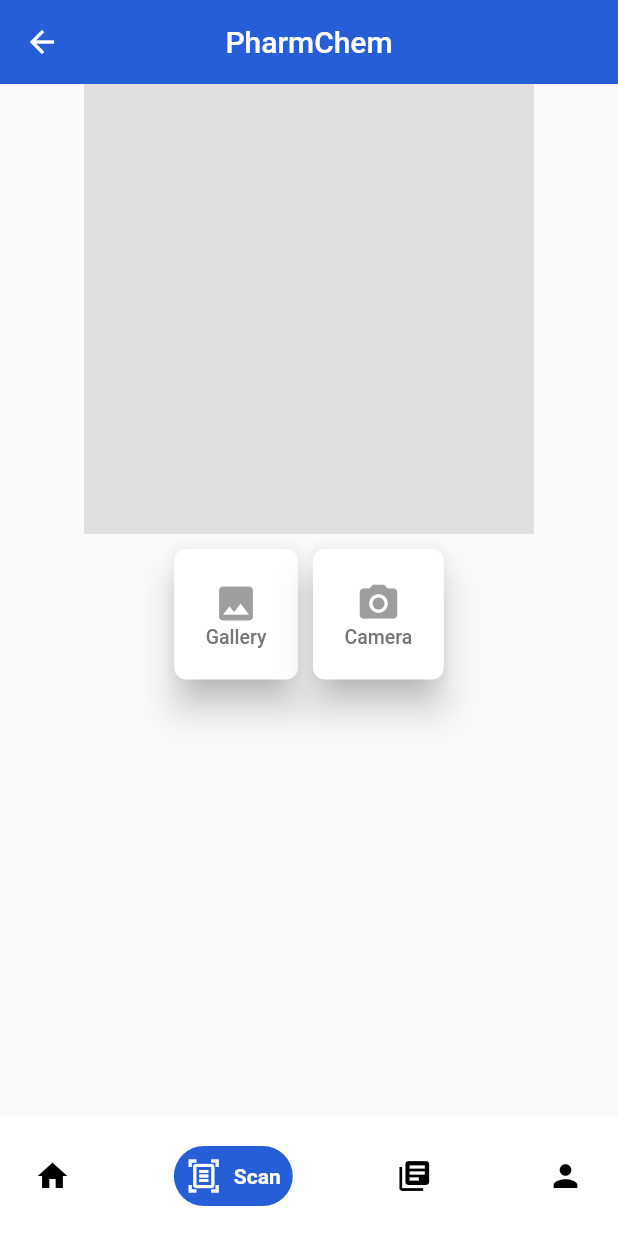
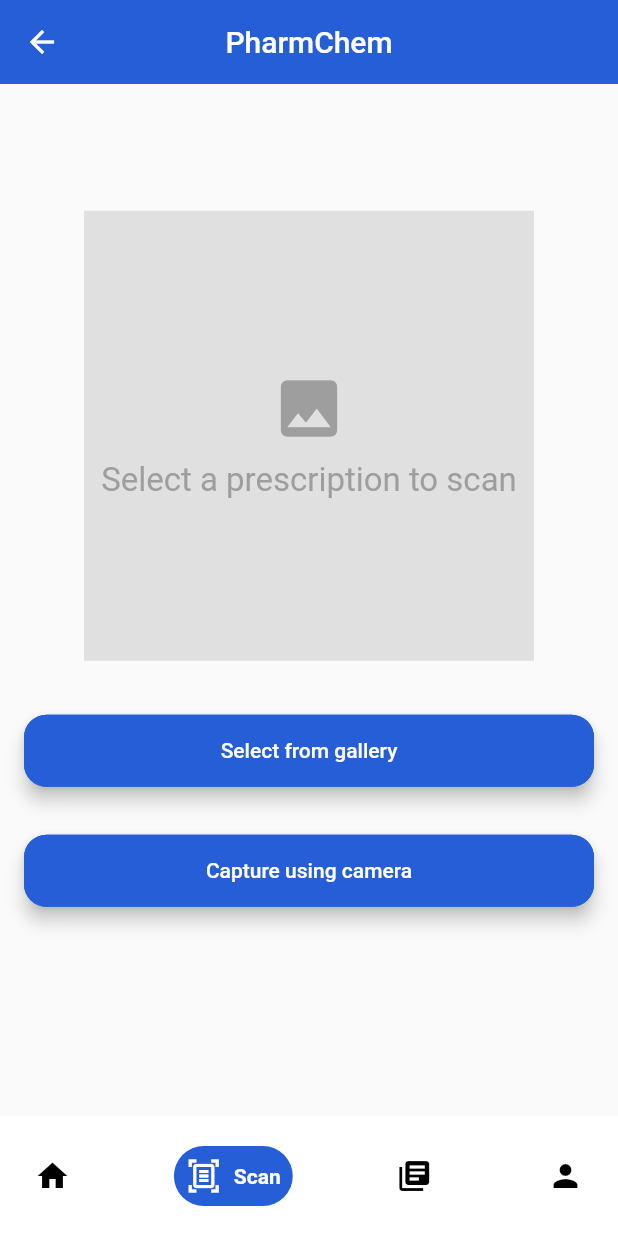
Before and after one commit to shubhamsinh/pharmchem, a Flutter app: the HomeScreen screen opened directly, item 2 of the bottom bar chosen, on a phone screen of 412 x 824 dp. Run offline on Flutter 3.47's test engine with Material 2 defaults, Android fonts, the phone set to English and light mode, and no system bars; drawn by our look-alikes of google_nav_bar; our stand-ins replace flutter_svg, image_picker.

Commit message:
before cropping

```diff
--- a/lib/home_screen.dart
+++ b/lib/home_screen.dart
@@ -33,12 +33,22 @@ class _HomeScreenState extends State<HomeScreen> {
   bool textScanning = false;
   XFile? imageFile;
   String scannedText = '';
-  late TextEditingController base64;
-  final picker = ImagePicker();
-  late File PickedFile;
-  String img = '';
 
-  Future sendImage() async {
+  void getImage(ImageSource source) async {
+    try {
+      final PickedFile = await ImagePicker().pickImage(source: source);
+      if (PickedFile != null) {
+        final bytes = Io.File(PickedFile.path).readAsBytesSync();
+        String img64 = base64Encode(bytes);
+        print(img64);
+        sendImage(img64);
+      } else {}
+    } catch (e) {
+      print("no files selected");
+    }
+  }
+
+  Future sendImage(String img) async {
     var url = Uri.parse("http://172.16.6.212:8000/getImage");
     var strImg = img;
     var data = {
@@ -127,8 +137,10 @@ class _HomeScreenState extends State<HomeScreen> {
             )
           : isScan
               ? Visibility(
+                  child: Center(
                     child: Column(
                       crossAxisAlignment: CrossAxisAlignment.center,
+                      mainAxisAlignment: MainAxisAlignment.center,
                       children: [
                         if (textScanning) const CircularProgressIndicator(),
                         if (!textScanning && imageFile == null)
@@ -136,106 +148,195 @@ class _HomeScreenState extends State<HomeScreen> {
                             width: 300,
                             height: 300,
                             color: Colors.grey[300]!,
-                        ),
-                      if (imageFile != null)
-                        Image.file(Io.File(imageFile!.path)),
-                      Row(
+                            child: Column(
                               mainAxisAlignment: MainAxisAlignment.center,
-                        children: [
-                          Container(
-                            margin: const EdgeInsets.symmetric(horizontal: 5),
-                            padding: const EdgeInsets.only(top: 10),
-                            child: ElevatedButton(
-                              style: ElevatedButton.styleFrom(
-                                primary: Colors.white,
-                                onPrimary: Colors.grey,
-                                shadowColor: Colors.grey[400],
-                                elevation: 10,
-                                shape: RoundedRectangleBorder(
-                                    borderRadius: BorderRadius.circular(8.0)),
-                              ),
-                              onPressed: () async {
-                                // final PickedFile = await picker.getImage(
-                                //     source: ImageSource.gallery);
-                                final PickedFile = await ImagePicker()
-                                    .pickImage(source: ImageSource.gallery);
-                                setState(() {
-                                  if (PickedFile != null) {
-                                    // base64.text = ImageUtils.fileToBase64(
-                                    //     Io.File(PickedFile.path));
-                                    final bytes = Io.File(PickedFile.path)
-                                        .readAsBytesSync();
-                                    String img64 = base64Encode(bytes);
-                                    sendImage();
-                                    img = img64;
-                                    print(img64);
-                                    print(img64.length);
-
-                                    // print(base64.text);
-                                  } else {
-                                    print("No images selected");
-                                  }
-                                });
-                                // getImage(ImageSource.gallery);
-                              },
-                              child: Container(
-                                margin: const EdgeInsets.symmetric(
-                                    vertical: 5, horizontal: 5),
-                                child: Column(
-                                  mainAxisSize: MainAxisSize.min,
                               children: [
                                 Icon(
                                   Icons.image,
-                                      size: 30,
+                                  size: 50,
+                                  color: Colors.grey,
+                                ),
+                                SizedBox(
+                                  height: 10,
                                 ),
                                 Text(
-                                      "Gallery",
+                                  "Select a prescription to scan",
                                   style: TextStyle(
-                                          fontSize: 13,
-                                          color: Colors.grey[600]),
+                                      fontSize: 22, color: Colors.grey),
                                 )
                               ],
                             ),
                           ),
+                        if (imageFile != null)
+                          Image.file(Io.File(imageFile!.path)),
+                        Column(
+                          mainAxisAlignment: MainAxisAlignment.center,
+                          children: [
+                            SizedBox(
+                              height: 20,
+                            ),
+                            Padding(
+                              padding: const EdgeInsets.symmetric(
+                                  vertical: defaultPadding,
+                                  horizontal: defaultPadding),
+                              child: SizedBox(
+                                width: double.infinity,
+                                child: ElevatedButton(
+                                  onPressed: () {
+                                    getImage(ImageSource.gallery);
+                                  },
+                                  // onPressed: () async {
+                                  //   // final PickedFile = await picker.getImage(
+                                  //   //     source: ImageSource.gallery);
+                                  //   final PickedFile = await ImagePicker()
+                                  //       .pickImage(source: ImageSource.gallery);
+                                  //   setState(() {
+                                  //     if (PickedFile != null) {
+                                  //       final bytes = Io.File(PickedFile.path)
+                                  //           .readAsBytesSync();
+                                  //       String img64 = base64Encode(bytes);
+                                  //       sendImage();
+                                  //       img = img64;
+                                  //       print(img64);
+                                  //       print(img64.length);
+
+                                  //       // print(base64.text);
+                                  //     } else {
+                                  //       print("No images selected");
+                                  //     }
+                                  //   });
+                                  //   // getImage(ImageSource.gallery);
+                                  // },
+                                  style: TextButton.styleFrom(
+                                    // backgroundColor: Color(0xFF6CD8D1),
+                                    elevation: 5,
+                                    backgroundColor: primaryColor,
+                                    shape: RoundedRectangleBorder(
+                                      borderRadius: BorderRadius.circular(15),
+                                      side: BorderSide(color: primaryColor),
                                     ),
                                   ),
-                          Container(
-                            margin: const EdgeInsets.symmetric(horizontal: 5),
-                            padding: const EdgeInsets.only(top: 10),
-                            child: ElevatedButton(
-                              style: ElevatedButton.styleFrom(
-                                primary: Colors.white,
-                                onPrimary: Colors.grey,
-                                shadowColor: Colors.grey[400],
-                                elevation: 10,
-                                shape: RoundedRectangleBorder(
-                                    borderRadius: BorderRadius.circular(8.0)),
-                              ),
-                              onPressed: () {
-                                // getImage();
-                                // getImage(ImageSource.camera);
-                              },
-                              child: Container(
-                                margin: const EdgeInsets.symmetric(
-                                    vertical: 5, horizontal: 5),
-                                child: Column(
-                                  mainAxisSize: MainAxisSize.min,
-                                  children: [
-                                    Icon(
-                                      Icons.camera_alt,
-                                      size: 30,
-                                    ),
-                                    Text(
-                                      "Camera",
-                                      style: TextStyle(
-                                          fontSize: 13,
-                                          color: Colors.grey[600]),
-                                    )
-                                  ],
+                                  child: Text("Select from gallery"),
                                 ),
                               ),
                             ),
+                            Padding(
+                              padding: const EdgeInsets.symmetric(
+                                  vertical: defaultPadding,
+                                  horizontal: defaultPadding),
+                              child: SizedBox(
+                                width: double.infinity,
+                                child: ElevatedButton(
+                                  onPressed: () {
+                                    getImage(ImageSource.camera);
+                                  },
+                                  style: TextButton.styleFrom(
+                                    // backgroundColor: Color(0xFF6CD8D1),
+                                    elevation: 5,
+                                    backgroundColor: primaryColor,
+                                    shape: RoundedRectangleBorder(
+                                      borderRadius: BorderRadius.circular(15),
+                                      side: BorderSide(color: primaryColor),
                                     ),
+                                  ),
+                                  child: Text("Capture using camera"),
+                                ),
+                              ),
+                            ),
+                            // Container(
+                            //   margin: const EdgeInsets.symmetric(horizontal: 5),
+                            //   padding: const EdgeInsets.only(top: 20),
+                            //   child: ElevatedButton(
+                            //     style: ElevatedButton.styleFrom(
+                            //       primary: Colors.white,
+                            //       onPrimary: Colors.grey,
+                            //       shadowColor: Colors.grey[400],
+                            //       elevation: 10,
+                            //       shape: RoundedRectangleBorder(
+                            //           borderRadius: BorderRadius.circular(8.0)),
+                            //     ),
+                            //     onPressed: () async {
+                            //       // final PickedFile = await picker.getImage(
+                            //       //     source: ImageSource.gallery);
+                            //       final PickedFile = await ImagePicker()
+                            //           .pickImage(source: ImageSource.gallery);
+                            //       setState(() {
+                            //         if (PickedFile != null) {
+                            //           // base64.text = ImageUtils.fileToBase64(
+                            //           //     Io.File(PickedFile.path));
+                            //           final bytes = Io.File(PickedFile.path)
+                            //               .readAsBytesSync();
+                            //           String img64 = base64Encode(bytes);
+                            //           sendImage();
+                            //           img = img64;
+                            //           print(img64);
+                            //           print(img64.length);
+
+                            //           // print(base64.text);
+                            //         } else {
+                            //           print("No images selected");
+                            //         }
+                            //       });
+                            //       // getImage(ImageSource.gallery);
+                            //     },
+                            //     child: Container(
+                            //       margin: const EdgeInsets.symmetric(
+                            //           vertical: 1, horizontal: 120),
+                            //       child: Column(
+                            //         mainAxisSize: MainAxisSize.min,
+                            //         children: [
+                            //           Icon(
+                            //             Icons.image,
+                            //             size: 30,
+                            //           ),
+                            //           Text(
+                            //             "Gallery",
+                            //             style: TextStyle(
+                            //                 fontSize: 13,
+                            //                 color: Colors.grey[600]),
+                            //           )
+                            //         ],
+                            //       ),
+                            //     ),
+                            //   ),
+                            // ),
+                            // Container(
+                            //   margin: const EdgeInsets.symmetric(horizontal: 5),
+                            //   padding: const EdgeInsets.only(top: 10),
+                            //   child: ElevatedButton(
+                            //     style: ElevatedButton.styleFrom(
+                            //       primary: Colors.white,
+                            //       onPrimary: Colors.grey,
+                            //       shadowColor: Colors.grey[400],
+                            //       elevation: 10,
+                            //       shape: RoundedRectangleBorder(
+                            //           borderRadius: BorderRadius.circular(8.0)),
+                            //     ),
+                            //     onPressed: () {
+                            //       // getImage();
+                            //       // getImage(ImageSource.camera);
+                            //     },
+                            //     child: Container(
+                            //       margin: const EdgeInsets.symmetric(
+                            //           vertical: 5, horizontal: 5),
+                            //       child: Column(
+                            //         mainAxisSize: MainAxisSize.min,
+                            //         children: [
+                            //           Icon(
+                            //             Icons.camera_alt,
+                            //             size: 30,
+                            //           ),
+                            //           Text(
+                            //             "Camera",
+                            //             style: TextStyle(
+                            //                 fontSize: 13,
+                            //                 color: Colors.grey[600]),
+                            //           )
+                            //         ],
+                            //       ),
+                            //     ),
+                            //   ),
+                            // ),
                           ],
                         ),
                         const SizedBox(
@@ -248,6 +349,7 @@ class _HomeScreenState extends State<HomeScreen> {
                           ),
                         )
                       ],
+                    ),
                   ),
                 )
               : isPrescription
--- a/pubspec.yaml
+++ b/pubspec.yaml
@@ -39,6 +39,7 @@ dependencies:
   google_nav_bar: ^5.0.6
   image_picker: ^0.8.5+3
   http:
+  image_cropper: ^3.0.0
 
 dev_dependencies:
   flutter_test:
```
Also changed, not shown: pubspec.lock, 1 other file. Lines whose indentation alone changed are shown as unchanged.
